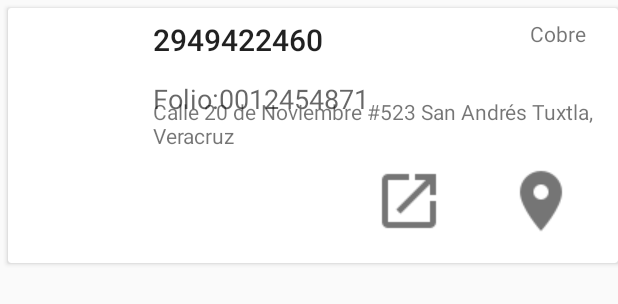
After one commit to ewansr/miztonapp_v2, an Android app: the layout cardview_ordenes.xml on its own in the app's theme, with its tools: preview values and no code run, on a phone screen of 412 x 824 dp. The commit adds this screen. Shown: the top 304 px of the screen. Run offline under Robolectric (Android 15) with nearby library versions, the phone set to English and light mode, and no system bars.

Commit message:
CardView

```diff
--- a/app/src/main/java/www/miztonapp/mx/utilerias/Utils.java
+++ b/app/src/main/java/www/miztonapp/mx/utilerias/Utils.java
@@ -53,7 +53,7 @@ public class Utils  {
 
         Toast toast = new Toast(context);
         toast.setGravity(Gravity.CENTER_VERTICAL, 0, 0);
-        toast.setDuration(Toast.LENGTH_LONG);
+        toast.setDuration(Toast.LENGTH_SHORT);
         toast.setView(linearLayout);
         return toast;
     }
--- /dev/null
+++ b/app/src/main/res/layout/cardview_ordenes.xml
@@ -0,0 +1,106 @@
+<?xml version="1.0" encoding="utf-8"?>
+<RelativeLayout xmlns:android="http://schemas.android.com/apk/res/android"
+    xmlns:app="http://schemas.android.com/apk/res-auto"
+    xmlns:tools="http://schemas.android.com/tools"
+    android:orientation="vertical" android:layout_width="match_parent"
+    android:layout_height="match_parent">
+
+
+    <android.support.v7.widget.CardView
+        android:layout_width="match_parent"
+        android:layout_alignParentTop="true"
+        android:layout_alignParentLeft="true"
+        android:layout_alignParentStart="true"
+        android:layout_marginLeft="5dp"
+        android:layout_marginTop="5dp"
+        android:layout_marginBottom="5dp"
+        android:layout_height="170dp">
+
+        <RelativeLayout
+            android:layout_width="match_parent"
+            android:layout_height="wrap_content"
+            android:layout_marginLeft="7dp"
+            android:layout_marginRight="7dp"
+            android:layout_margin="7dp">
+
+            <TextView
+                android:text="Cobre"
+                android:layout_width="wrap_content"
+                android:layout_height="wrap_content"
+                android:layout_marginRight="14dp"
+                android:layout_marginEnd="14dp"
+                android:id="@+id/textView11"
+                android:layout_alignTop="@+id/textView7"
+                android:layout_alignParentRight="true"
+                android:layout_alignParentEnd="true" />
+
+            <ImageButton
+                style="@style/Base.Widget.AppCompat.Button.Borderless.Colored"
+                app:srcCompat="@drawable/map_marker"
+                android:id="@+id/map"
+                android:layout_alignParentRight="true"
+                android:layout_alignParentEnd="true"
+                android:layout_below="@+id/textView10"
+                android:layout_width="wrap_content"
+                android:layout_height="wrap_content" />
+
+            <TextView
+                android:text="Folio:"
+                android:layout_width="wrap_content"
+                android:layout_height="wrap_content"
+                android:id="@+id/textView8"
+                android:textAppearance="@android:style/TextAppearance.Material.Medium"
+                android:layout_below="@+id/textView7"
+                android:layout_alignLeft="@+id/textView7"
+                android:layout_alignStart="@+id/textView7"
+                android:layout_marginTop="13dp" />
+
+            <TextView
+                android:text="0012454871"
+                android:layout_width="wrap_content"
+                android:layout_height="wrap_content"
+                android:id="@+id/textView9"
+                android:textAppearance="@android:style/TextAppearance.Material.Medium"
+                android:layout_alignBaseline="@+id/textView8"
+                android:layout_alignBottom="@+id/textView8"
+                android:layout_toRightOf="@+id/textView8"
+                android:layout_toEndOf="@+id/textView8" />
+
+            <TextView
+                android:text="Calle 20 de Noviembre #523 San Andrés Tuxtla, Veracruz"
+                android:layout_width="wrap_content"
+                android:layout_height="wrap_content"
+                android:id="@+id/textView10"
+                android:layout_above="@+id/btncomment"
+                android:layout_alignParentRight="true"
+                android:layout_alignParentEnd="true"
+                android:layout_alignLeft="@+id/textView8"
+                android:layout_alignStart="@+id/textView8" />
+
+            <ImageButton
+                style="@style/Base.Widget.AppCompat.Button.Borderless.Colored"
+                android:layout_width="wrap_content"
+                android:layout_height="wrap_content"
+                app:srcCompat="@drawable/openinnew"
+                android:id="@+id/btncomment"
+                android:layout_alignParentBottom="true"
+                android:layout_toLeftOf="@+id/map"
+                android:layout_toStartOf="@+id/map" />
+
+            <TextView
+                android:text="2949422460"
+                android:layout_width="wrap_content"
+                android:layout_height="wrap_content"
+                android:id="@+id/textView7"
+                android:textAppearance="@android:style/TextAppearance.Material.Title"
+                android:layout_alignParentTop="true"
+                android:layout_toLeftOf="@+id/btncomment"
+                android:layout_toStartOf="@+id/btncomment"
+                android:layout_marginRight="13dp"
+                android:layout_marginEnd="13dp" />
+
+
+        </RelativeLayout>
+    </android.support.v7.widget.CardView>
+
+</RelativeLayout>
--- a/app/src/main/res/layout/custom_toast.xml
+++ b/app/src/main/res/layout/custom_toast.xml
@@ -1,18 +1,38 @@
 <LinearLayout xmlns:android="http://schemas.android.com/apk/res/android"
+    xmlns:app="http://schemas.android.com/apk/res-auto"
     android:id="@+id/custom_toast_container"
     android:orientation="horizontal"
     android:layout_width="fill_parent"
     android:layout_height="fill_parent"
-    android:padding="8dp"
-    android:background="@color/colorPrimary" >
+    android:padding="8dp">
+
+    <android.support.v7.widget.CardView
+        android:layout_width="match_parent"
+        android:layout_height="match_parent"
+        app:cardBackgroundColor="@color/colorAccent"
+        app:cardCornerRadius="7dp">
+
+        <RelativeLayout
+            android:layout_width="match_parent"
+            android:layout_height="match_parent"
+            android:layout_margin="5dp">
 
             <ImageView android:src="@drawable/logo"
                 android:layout_marginRight="8dp"
                 android:layout_width="32dp"
                 android:layout_height="32dp" />
+
             <TextView android:id="@+id/text"
                 android:layout_width="wrap_content"
                 android:layout_height="wrap_content"
                 android:textColor="#FFF"
-        />
+                android:text="ffffffffffff"
+                android:layout_marginLeft="50dp"
+                android:layout_marginStart="40dp"
+                android:layout_alignParentTop="true"
+                android:layout_toRightOf="@+id/imageView2"
+                android:layout_toEndOf="@+id/imageView2"
+                android:layout_marginTop="5dp" />
+        </RelativeLayout>
+    </android.support.v7.widget.CardView>
 </LinearLayout>
```
Also changed, not shown: app/src/main/res/drawable/map_marker.png (added), app/src/main/res/drawable/openinnew.png (added), app/src/main/res/drawable/phone_card.png (added). Lines whose indentation alone changed are shown as unchanged.
